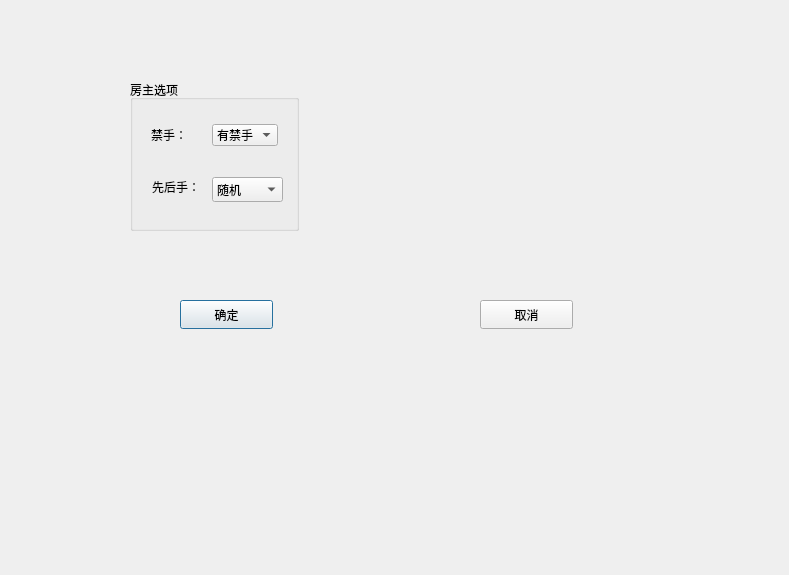
First picture: the form in openhousedialog.ui, repository lgb666666661/Gobang, before the edit.
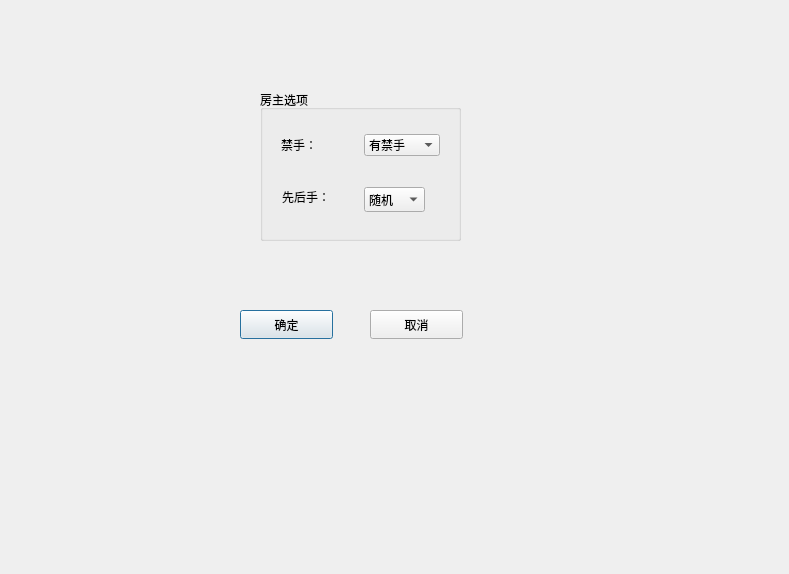
Second picture: the form after the edit.

Commit message: 修改创建房间按钮，和按钮位置

```diff
--- a/openhousedialog.ui
+++ b/openhousedialog.ui
@@ -2,23 +2,38 @@
 <ui version="4.0">
  <class>OpenHouseDialog</class>
  <widget class="QDialog" name="OpenHouseDialog">
+  <property name="enabled">
+   <bool>true</bool>
+  </property>
   <property name="geometry">
    <rect>
     <x>0</x>
     <y>0</y>
     <width>789</width>
-    <height>575</height>
+    <height>574</height>
    </rect>
   </property>
+  <property name="minimumSize">
+   <size>
+    <width>789</width>
+    <height>572</height>
+   </size>
+  </property>
+  <property name="maximumSize">
+   <size>
+    <width>789</width>
+    <height>574</height>
+   </size>
+  </property>
   <property name="windowTitle">
    <string>Dialog</string>
   </property>
   <widget class="QGroupBox" name="groupBox">
    <property name="geometry">
     <rect>
-     <x>130</x>
-     <y>80</y>
-     <width>169</width>
+     <x>260</x>
+     <y>90</y>
+     <width>201</width>
      <height>151</height>
     </rect>
    </property>
@@ -28,6 +43,9 @@
    <layout class="QVBoxLayout" name="verticalLayout">
     <item>
      <widget class="QWidget" name="widget" native="true">
+      <property name="enabled">
+       <bool>true</bool>
+      </property>
       <layout class="QHBoxLayout" name="horizontalLayout_2">
        <item>
         <widget class="QLabel" name="label">
@@ -38,6 +56,9 @@
        </item>
        <item>
         <widget class="QComboBox" name="forbiddenCombolBox">
+         <property name="enabled">
+          <bool>true</bool>
+         </property>
          <item>
           <property name="text">
            <string>有禁手</string>
@@ -71,9 +92,9 @@
       <widget class="QComboBox" name="colorCombolBox">
        <property name="geometry">
         <rect>
-         <x>70</x>
+         <x>92</x>
          <y>10</y>
-         <width>71</width>
+         <width>61</width>
          <height>25</height>
         </rect>
        </property>
@@ -100,8 +121,8 @@
   <widget class="QPushButton" name="okButton">
    <property name="geometry">
     <rect>
-     <x>180</x>
-     <y>300</y>
+     <x>240</x>
+     <y>310</y>
      <width>93</width>
      <height>29</height>
     </rect>
@@ -113,8 +134,8 @@
   <widget class="QPushButton" name="cancelButton">
    <property name="geometry">
     <rect>
-     <x>480</x>
-     <y>300</y>
+     <x>370</x>
+     <y>310</y>
      <width>93</width>
      <height>29</height>
     </rect>
```
The commit also changes 3 other files.
